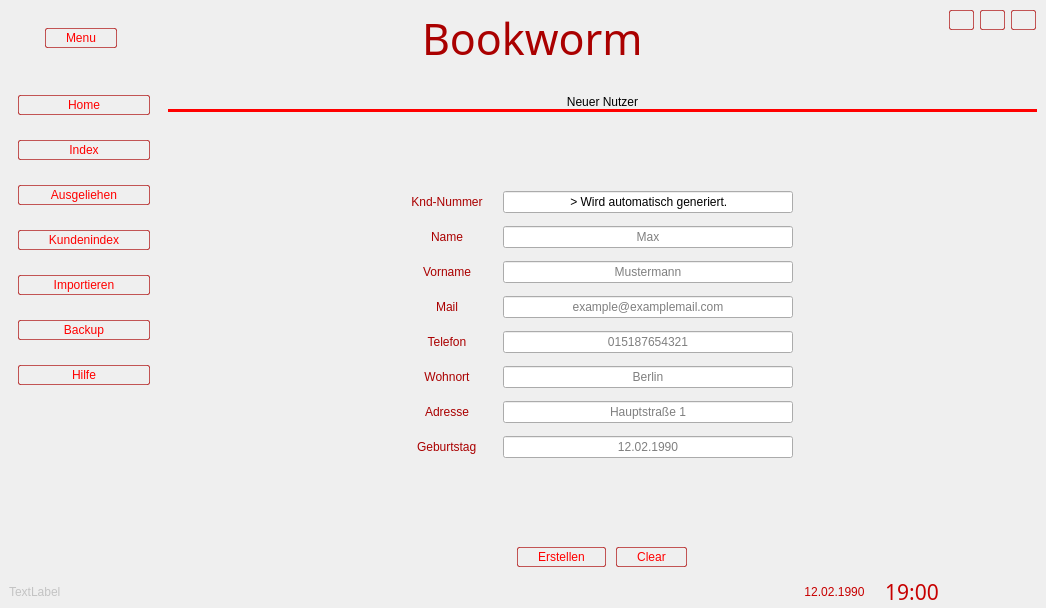
The window that res/mainui.ui (sera619/Bookworm-Bookmanagementsystem) describes before a commit, drawn with Qt 5.
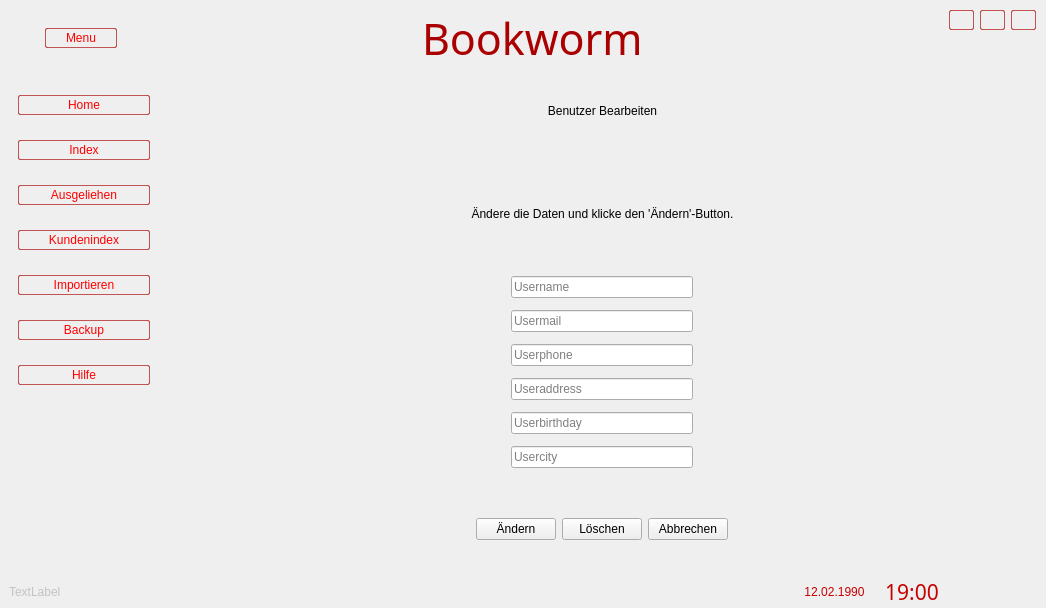
The same window after the commit. Icons and pictures are not drawn.

Commit message: add Useredit Page

```diff
--- a/res/mainui.ui
+++ b/res/mainui.ui
@@ -500,7 +500,7 @@
              </sizepolicy>
             </property>
             <property name="currentIndex">
-             <number>7</number>
+             <number>3</number>
             </property>
             <widget class="QWidget" name="homeView">
              <property name="sizePolicy">
@@ -1489,6 +1489,209 @@
               </item>
              </layout>
             </widget>
+            <widget class="QWidget" name="userEditView">
+             <layout class="QVBoxLayout" name="verticalLayout_49">
+              <property name="spacing">
+               <number>0</number>
+              </property>
+              <property name="leftMargin">
+               <number>0</number>
+              </property>
+              <property name="topMargin">
+               <number>0</number>
+              </property>
+              <property name="rightMargin">
+               <number>0</number>
+              </property>
+              <property name="bottomMargin">
+               <number>0</number>
+              </property>
+              <item>
+               <widget class="QFrame" name="frame_53">
+                <property name="frameShape">
+                 <enum>QFrame::StyledPanel</enum>
+                </property>
+                <property name="frameShadow">
+                 <enum>QFrame::Raised</enum>
+                </property>
+                <layout class="QVBoxLayout" name="verticalLayout_48">
+                 <item alignment="Qt::AlignTop">
+                  <widget class="QFrame" name="frame_54">
+                   <property name="frameShape">
+                    <enum>QFrame::StyledPanel</enum>
+                   </property>
+                   <property name="frameShadow">
+                    <enum>QFrame::Raised</enum>
+                   </property>
+                   <layout class="QVBoxLayout" name="verticalLayout_50">
+                    <item>
+                     <widget class="QLabel" name="label_41">
+                      <property name="styleSheet">
+                       <string notr="true">QLabel{
+	font: 26pt &quot;Ethnocentric&quot;;
+}</string>
+                      </property>
+                      <property name="text">
+                       <string>Benutzer Bearbeiten</string>
+                      </property>
+                      <property name="alignment">
+                       <set>Qt::AlignCenter</set>
+                      </property>
+                     </widget>
+                    </item>
+                   </layout>
+                  </widget>
+                 </item>
+                 <item>
+                  <widget class="QLabel" name="userEditInfoLabel">
+                   <property name="text">
+                    <string>Ändere die Daten und klicke den 'Ändern'-Button.</string>
+                   </property>
+                   <property name="alignment">
+                    <set>Qt::AlignCenter</set>
+                   </property>
+                  </widget>
+                 </item>
+                 <item alignment="Qt::AlignHCenter|Qt::AlignVCenter">
+                  <widget class="QFrame" name="frame_55">
+                   <property name="sizePolicy">
+                    <sizepolicy hsizetype="Preferred" vsizetype="Expanding">
+                     <horstretch>0</horstretch>
+                     <verstretch>0</verstretch>
+                    </sizepolicy>
+                   </property>
+                   <property name="minimumSize">
+                    <size>
+                     <width>0</width>
+                     <height>0</height>
+                    </size>
+                   </property>
+                   <property name="frameShape">
+                    <enum>QFrame::StyledPanel</enum>
+                   </property>
+                   <property name="frameShadow">
+                    <enum>QFrame::Raised</enum>
+                   </property>
+                   <layout class="QVBoxLayout" name="verticalLayout_51">
+                    <item>
+                     <widget class="QFrame" name="userEditInputFrame">
+                      <property name="minimumSize">
+                       <size>
+                        <width>200</width>
+                        <height>150</height>
+                       </size>
+                      </property>
+                      <property name="frameShape">
+                       <enum>QFrame::StyledPanel</enum>
+                      </property>
+                      <property name="frameShadow">
+                       <enum>QFrame::Raised</enum>
+                      </property>
+                      <layout class="QGridLayout" name="gridLayout_4">
+                       <property name="spacing">
+                        <number>12</number>
+                       </property>
+                       <item row="3" column="0">
+                        <widget class="QLineEdit" name="userEditAddressInput">
+                         <property name="focusPolicy">
+                          <enum>Qt::ClickFocus</enum>
+                         </property>
+                         <property name="placeholderText">
+                          <string>Useraddress</string>
+                         </property>
+                        </widget>
+                       </item>
+                       <item row="0" column="0">
+                        <widget class="QLineEdit" name="userEditNameInput">
+                         <property name="focusPolicy">
+                          <enum>Qt::ClickFocus</enum>
+                         </property>
+                         <property name="placeholderText">
+                          <string>Username</string>
+                         </property>
+                        </widget>
+                       </item>
+                       <item row="1" column="0">
+                        <widget class="QLineEdit" name="userEditMailInput">
+                         <property name="focusPolicy">
+                          <enum>Qt::ClickFocus</enum>
+                         </property>
+                         <property name="placeholderText">
+                          <string>Usermail</string>
+                         </property>
+                        </widget>
+                       </item>
+                       <item row="5" column="0">
+                        <widget class="QLineEdit" name="userEditCityInput">
+                         <property name="focusPolicy">
+                          <enum>Qt::ClickFocus</enum>
+                         </property>
+                         <property name="placeholderText">
+                          <string>Usercity</string>
+                         </property>
+                        </widget>
+                       </item>
+                       <item row="2" column="0">
+                        <widget class="QLineEdit" name="userEditPhoneInput">
+                         <property name="focusPolicy">
+                          <enum>Qt::ClickFocus</enum>
+                         </property>
+                         <property name="placeholderText">
+                          <string>Userphone</string>
+                         </property>
+                        </widget>
+                       </item>
+                       <item row="4" column="0">
+                        <widget class="QLineEdit" name="userEditBirthdayInput">
+                         <property name="placeholderText">
+                          <string>Userbirthday</string>
+                         </property>
+                        </widget>
+                       </item>
+                      </layout>
+                     </widget>
+                    </item>
+                   </layout>
+                  </widget>
+                 </item>
+                 <item alignment="Qt::AlignHCenter">
+                  <widget class="QFrame" name="useEditBtnFrame">
+                   <property name="frameShape">
+                    <enum>QFrame::StyledPanel</enum>
+                   </property>
+                   <property name="frameShadow">
+                    <enum>QFrame::Raised</enum>
+                   </property>
+                   <layout class="QHBoxLayout" name="horizontalLayout_24">
+                    <item alignment="Qt::AlignHCenter">
+                     <widget class="QPushButton" name="userEditChangeBtn">
+                      <property name="text">
+                       <string>Ändern</string>
+                      </property>
+                     </widget>
+                    </item>
+                    <item>
+                     <widget class="QPushButton" name="userEditDelBtn">
+                      <property name="text">
+                       <string>Löschen</string>
+                      </property>
+                     </widget>
+                    </item>
+                    <item alignment="Qt::AlignHCenter">
+                     <widget class="QPushButton" name="userEditBackBtn">
+                      <property name="text">
+                       <string>Abbrechen</string>
+                      </property>
+                     </widget>
+                    </item>
+                   </layout>
+                  </widget>
+                 </item>
+                </layout>
+               </widget>
+              </item>
+             </layout>
+            </widget>
             <widget class="QWidget" name="indexView">
              <layout class="QVBoxLayout" name="verticalLayout_8">
               <property name="spacing">
```
Left out of the diff: 21 changed lines with no effect on the pictures. The commit also changes 1 other file.
